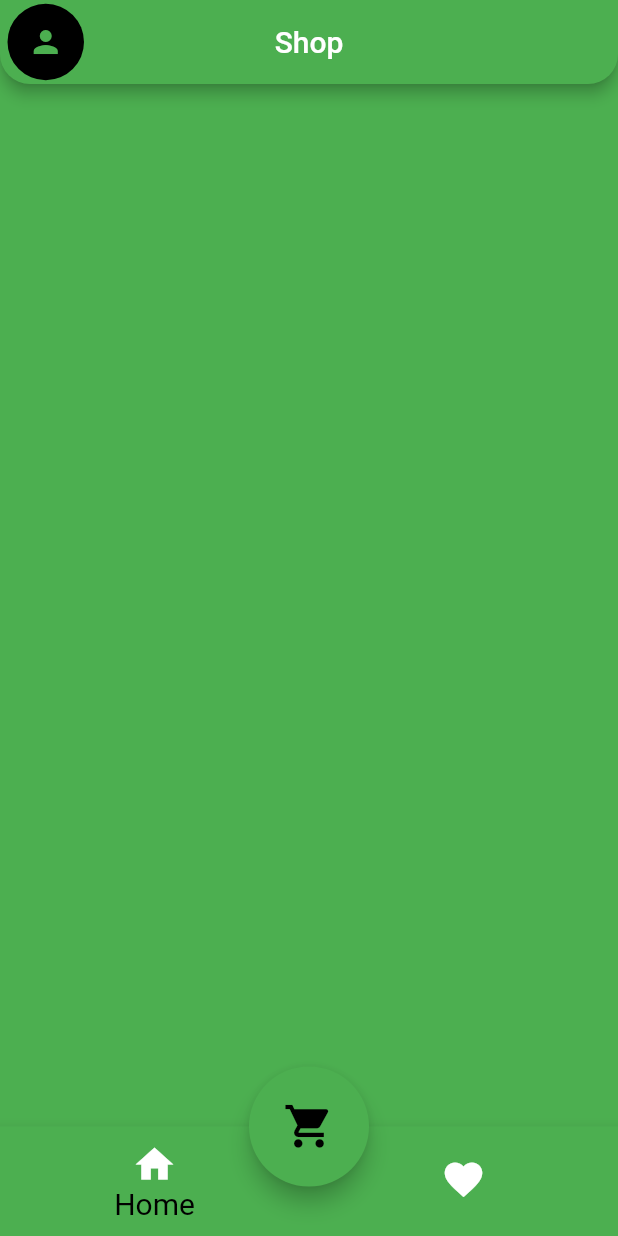
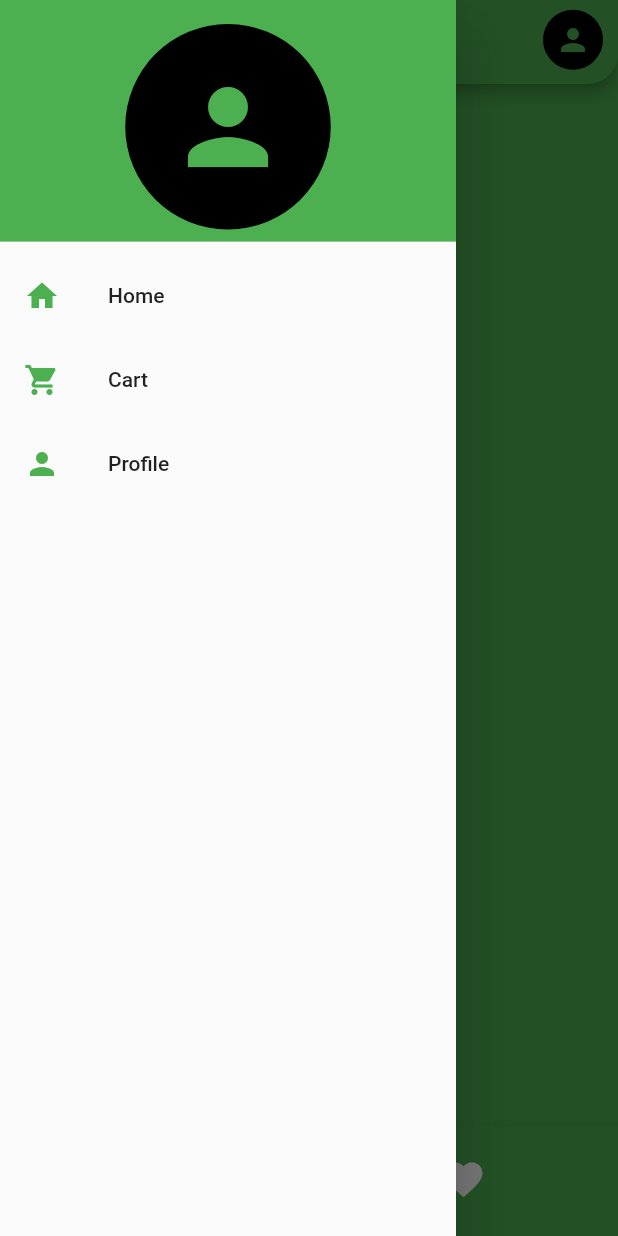
Before and after one commit to alazarlemma02/assignment_III_flutter, a Flutter app: the screen it shows after launch, with the side drawer open (before the commit the screen has no drawer), on a phone screen of 412 x 824 dp. Run offline on Flutter 3.47's test engine with Material 2 defaults, Android fonts, the phone set to English and light mode, and no system bars; our stand-ins replace bloc, equatable, flutter_bloc, permission_handler; missing offline and left inert: mobile_number, request_permission, sim_data; network calls fail.

Commit message:
added the drawer for the home page

```diff
--- /dev/null
+++ b/lib/presentation/screens/drawer_navigation.dart
@@ -0,0 +1,86 @@
+import 'package:asbeza/presentation/screens/history_page.dart';
+import 'package:asbeza/presentation/screens/home_page.dart';
+import 'package:asbeza/presentation/screens/profile_page.dart';
+import 'package:flutter/material.dart';
+import 'package:flutter/src/widgets/container.dart';
+import 'package:flutter/src/widgets/framework.dart';
+import 'package:flutter_bloc/flutter_bloc.dart';
+
+import '../../bloc/bloc/asbeza_bloc.dart';
+
+class DrawerPage extends StatefulWidget {
+  const DrawerPage({super.key});
+
+  @override
+  State<DrawerPage> createState() => _DrawerPageState();
+}
+
+class _DrawerPageState extends State<DrawerPage> {
+  @override
+  Widget build(BuildContext context) {
+    return ListView(
+      children: [
+        const DrawerHeader(
+          decoration: BoxDecoration(color: Colors.green),
+          child: CircleAvatar(
+            radius: 5,
+            backgroundColor: Colors.black,
+            child: Icon(
+              Icons.person,
+              size: 80,
+              color: Colors.green,
+            ),
+          ),
+        ),
+        ListTile(
+          leading: Icon(Icons.home),
+          title: const Text('Home'),
+          iconColor: Colors.green,
+          onTap: () {
+            Navigator.push(
+              context,
+              MaterialPageRoute(
+                builder: (_) => BlocProvider.value(
+                    value: BlocProvider.of<ItemBloc>(context),
+                    child: const HomePage()),
+              ),
+            );
+            // Navigator.pop(context);
+          },
+        ),
+        ListTile(
+          leading: Icon(Icons.shopping_cart),
+          title: const Text('Cart'),
+          iconColor: Colors.green,
+          onTap: () {
+            Navigator.push(
+              context,
+              MaterialPageRoute(
+                builder: (_) => BlocProvider.value(
+                    value: BlocProvider.of<ItemBloc>(context),
+                    child: const HistoryPage()),
+              ),
+            );
+            // Navigator.pop(context);
+          },
+        ),
+        ListTile(
+          leading: Icon(Icons.person),
+          title: const Text('Profile'),
+          iconColor: Colors.green,
+          onTap: () {
+            Navigator.push(
+              context,
+              MaterialPageRoute(
+                builder: (_) => BlocProvider.value(
+                    value: BlocProvider.of<ItemBloc>(context),
+                    child: const ProfilePage()),
+              ),
+            );
+            // Navigator.pop(context);
+          },
+        ),
+      ],
+    );
+  }
+}
--- a/lib/presentation/screens/home_page.dart
+++ b/lib/presentation/screens/home_page.dart
@@ -10,6 +10,8 @@ import 'package:flutter/rendering.dart';
 import 'package:flutter_bloc/flutter_bloc.dart';
 import 'package:request_permission/request_permission.dart';
 import 'package:asbeza/presentation/screens/item_list.dart';
+
+import 'drawer_navigation.dart';
 
 class HomePage extends StatefulWidget {
   const HomePage({Key? key}) : super(key: key);
@@ -35,8 +37,9 @@ class _HomeState extends State<HomePage> {
         title: const Text('Shop'),
         backgroundColor: Colors.green,
         centerTitle: true,
-        leading: Padding(
-          padding: const EdgeInsets.fromLTRB(5.0, 2.0, 0, 2.0),
+        actions: [
+          Padding(
+            padding: const EdgeInsets.fromLTRB(5.0, 2.0, 10.0, 5.0),
             child: GestureDetector(
               onTap: (() {
                 Navigator.push(
@@ -57,6 +60,7 @@ class _HomeState extends State<HomePage> {
               ),
             ),
           ),
+        ],
       ),
       body: ItemList(),
       floatingActionButtonLocation: FloatingActionButtonLocation.centerDocked,
@@ -90,6 +94,9 @@ class _HomeState extends State<HomePage> {
         ),
       ),
       bottomNavigationBar: const BottomNavigationBarScreen(),
+      drawer: Drawer(
+        child: DrawerPage(),
+      ),
     );
   }
 }
```
Lines whose indentation alone changed are shown as unchanged.
